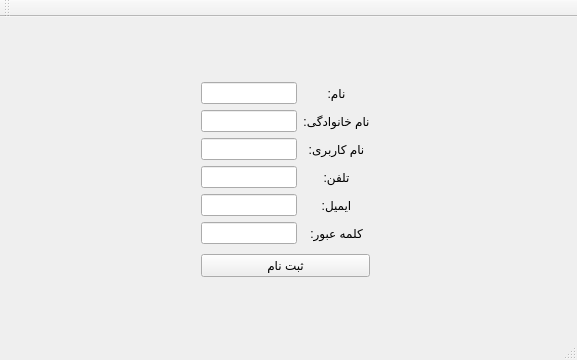
Before: the Qt Designer form University-resource-management/login.ui in M-JavadHeydarpour/University-resource-management, drawn with Qt 5.
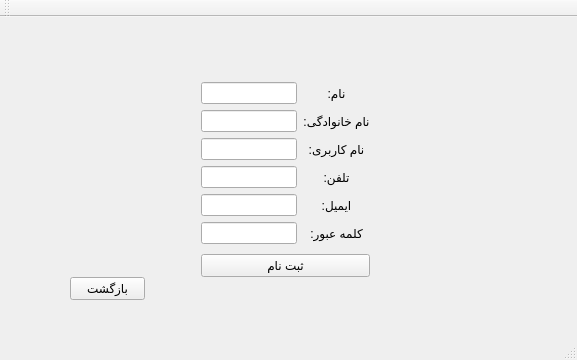
After: the same form once the commit is applied. The open tabs and pages were chosen to show the change.

```diff
--- a/University-resource-management/login.ui
+++ b/University-resource-management/login.ui
@@ -259,6 +259,19 @@
        </item>
       </layout>
      </widget>
+     <widget class="QPushButton" name="PB_back">
+      <property name="geometry">
+       <rect>
+        <x>30</x>
+        <y>250</y>
+        <width>75</width>
+        <height>23</height>
+       </rect>
+      </property>
+      <property name="text">
+       <string>بازگشت</string>
+      </property>
+     </widget>
     </widget>
    </widget>
   </widget>
```
Left out of the diff: 4 changed lines with no effect on the pictures.
